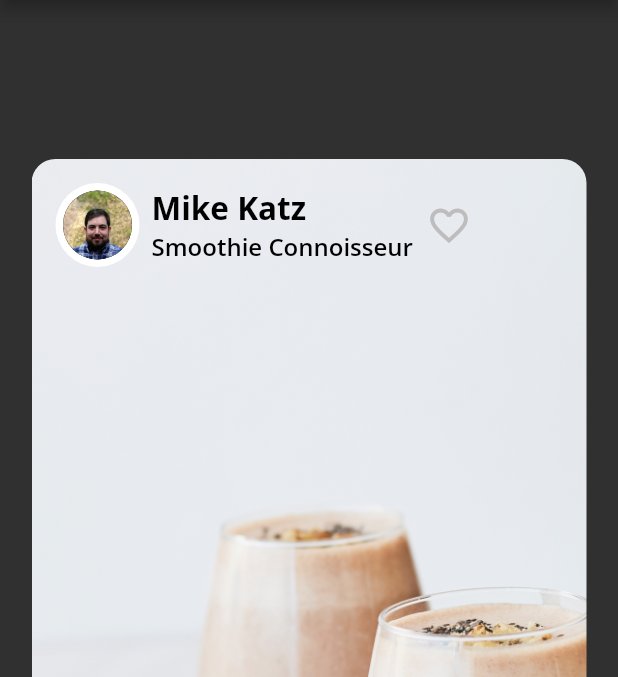
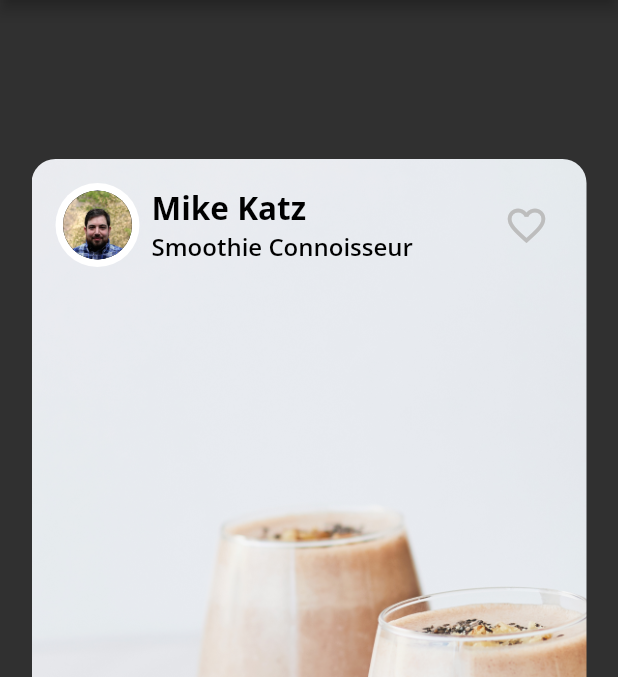
Before and after one commit to vinaytiparadi/flutter_fooderlich, a Flutter app: the screen it shows after launch, item 2 of the bottom bar chosen, on a phone screen of 412 x 824 dp, the part 84-761 px from its top. Run offline on Flutter 3.47's test engine with Material 2 defaults, Android fonts, the phone set to English and light mode, and no system bars; our stand-ins replace google_fonts.

Commit message:
fix alignment in author_card

```diff
--- a/lib/author_card.dart
+++ b/lib/author_card.dart
@@ -19,7 +19,7 @@ class AuthorCard extends StatelessWidget {
     return Container(
       padding: const EdgeInsets.all(16),
       child: Row(
-        // TODO 3: add alignment
+        mainAxisAlignment: MainAxisAlignment.spaceBetween,
         children: [
           // 1
           Row(
@@ -46,7 +46,6 @@ class AuthorCard extends StatelessWidget {
           ),
           ],
           ),
-          // TODO 2: add IconButton
           IconButton(
             onPressed: (){
               const snackBar = SnackBar(content: Text(
```
